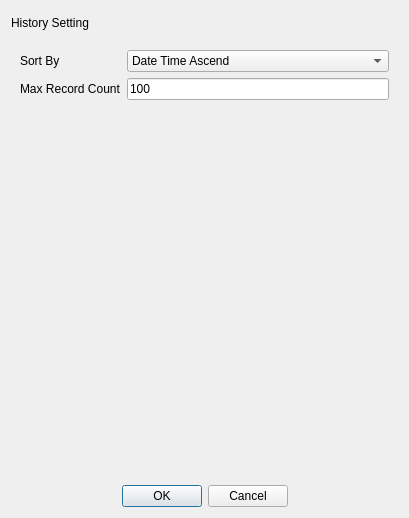
Before: the Qt Designer form src/home_page/HistorySettingDialog.ui in hanjingo/rag-qt, drawn with Qt 5.
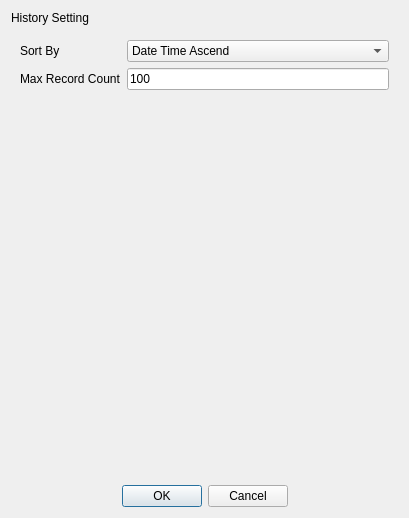
After: the same form once the commit is applied.

Diff of the .ui file:
```diff
--- a/src/home_page/HistorySettingDialog.ui
+++ b/src/home_page/HistorySettingDialog.ui
@@ -13,19 +13,19 @@
   <property name="windowTitle">
    <string>New Session</string>
   </property>
-  <layout class="QVBoxLayout" name="verticalLayout">
-   <item>
+  <layout class="QGridLayout" name="gridLayout">
+   <item row="0" column="0">
     <widget class="QLabel" name="lblDialogTitle">
      <property name="minimumSize">
       <size>
        <width>0</width>
-       <height>24</height>
+       <height>0</height>
       </size>
      </property>
      <property name="maximumSize">
       <size>
        <width>16777215</width>
-       <height>24</height>
+       <height>16777215</height>
       </size>
      </property>
      <property name="text">
@@ -33,7 +33,7 @@
      </property>
     </widget>
    </item>
-   <item>
+   <item row="1" column="0">
     <widget class="QWidget" name="wgtDetail" native="true">
      <layout class="QFormLayout" name="formLayout">
       <item row="0" column="0">
@@ -98,6 +98,19 @@
         </property>
        </widget>
       </item>
+      <item row="2" column="0">
+       <spacer name="verticalSpacer">
+        <property name="orientation">
+         <enum>Qt::Orientation::Vertical</enum>
+        </property>
+        <property name="sizeHint" stdset="0">
+         <size>
+          <width>20</width>
+          <height>40</height>
+         </size>
+        </property>
+       </spacer>
+      </item>
      </layout>
     </widget>
    </item>
```
Left out of the diff: 4 changed lines with no effect on the pictures.
